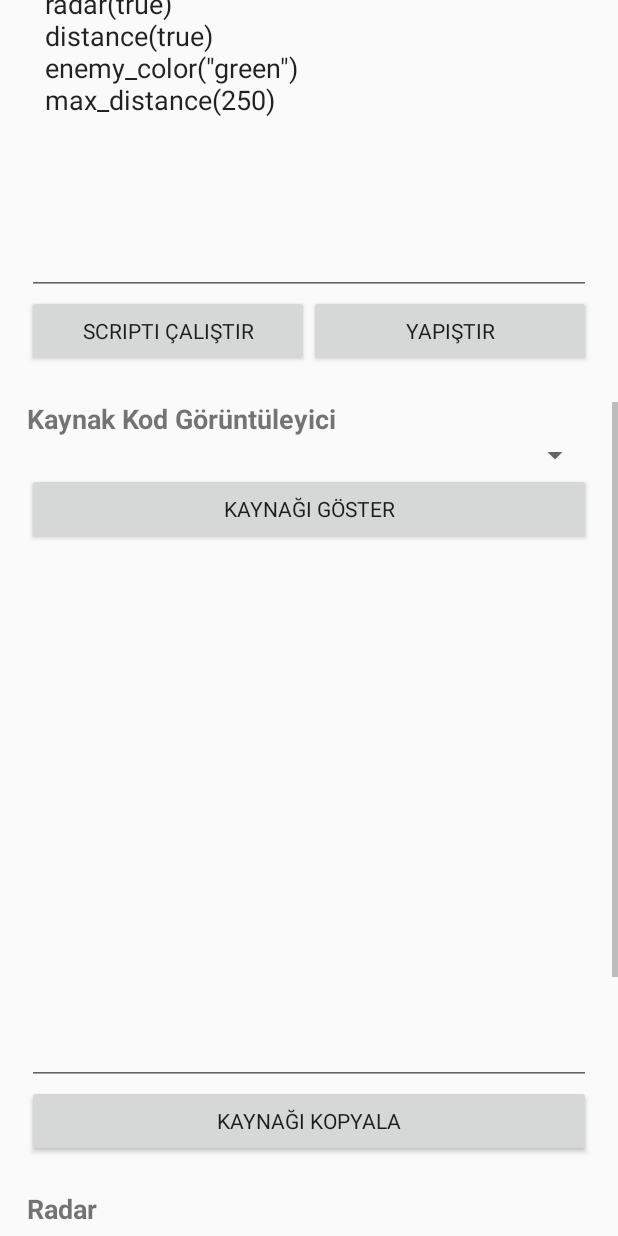
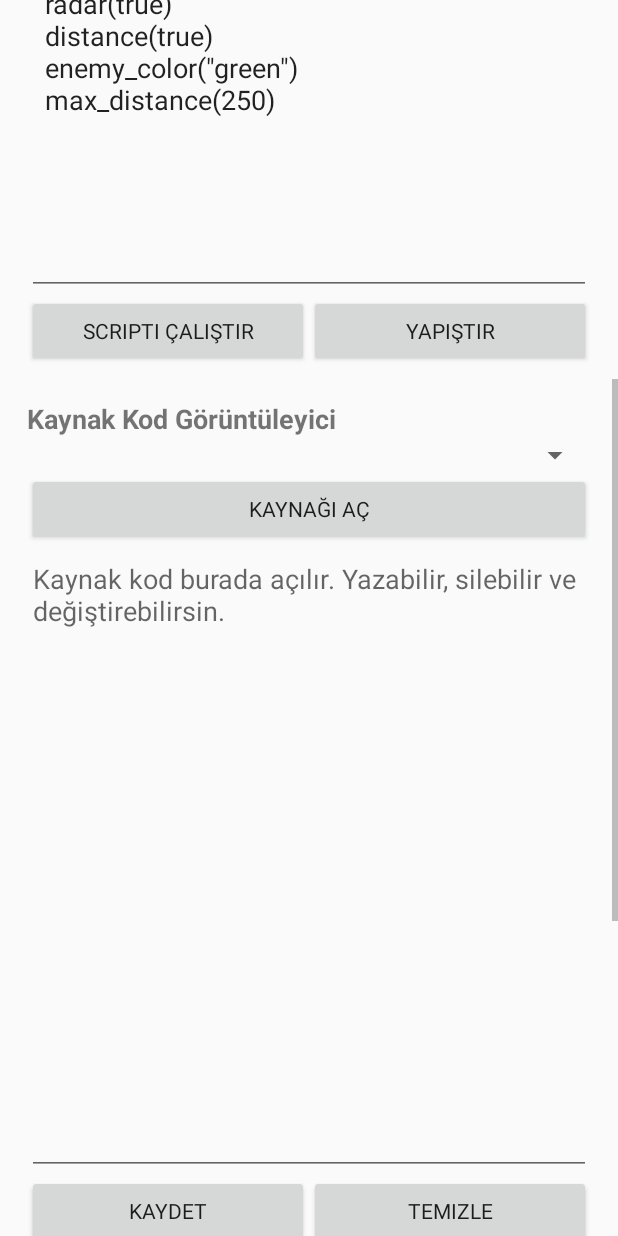
Before and after one commit to orhankeskiner5561-cell/SAOMI-ANDROID, an Android app: the screen it shows after launch (MainActivity), scrolled down 576 dp, on a phone screen of 412 x 824 dp. Run offline under Robolectric (Android 15) with nearby library versions, the light colour scheme and no system bars.

Commit message:
ESP Trainer v4 add editable source controls

```diff
--- a/ESPBridgeTrainer/app/src/main/res/layout/activity_main.xml
+++ b/ESPBridgeTrainer/app/src/main/res/layout/activity_main.xml
@@ -13,7 +13,7 @@
         <TextView
             android:layout_width="wrap_content"
             android:layout_height="wrap_content"
-            android:text="ESP Bridge Trainer v3"
+            android:text="ESP Bridge Trainer v4"
             android:textSize="25sp"
             android:textStyle="bold" />
 
@@ -126,22 +126,57 @@
             android:id="@+id/loadSourceButton"
             android:layout_width="match_parent"
             android:layout_height="wrap_content"
-            android:text="Kaynağı Göster" />
+            android:text="Kaynağı Aç" />
 
         <EditText
             android:id="@+id/sourceViewer"
             android:layout_width="match_parent"
-            android:layout_height="360dp"
+            android:layout_height="420dp"
             android:gravity="top|start"
             android:inputType="textMultiLine|textNoSuggestions"
             android:scrollbars="vertical"
-            android:textIsSelectable="true" />
+            android:textIsSelectable="true"
+            android:hint="Kaynak kod burada açılır. Yazabilir, silebilir ve değiştirebilirsin." />
 
-        <Button
-            android:id="@+id/copySourceButton"
+        <LinearLayout
             android:layout_width="match_parent"
             android:layout_height="wrap_content"
-            android:text="Kaynağı Kopyala" />
+            android:orientation="horizontal">
+
+            <Button
+                android:id="@+id/saveSourceButton"
+                android:layout_width="0dp"
+                android:layout_height="wrap_content"
+                android:layout_weight="1"
+                android:text="Kaydet" />
+
+            <Button
+                android:id="@+id/clearSourceButton"
+                android:layout_width="0dp"
+                android:layout_height="wrap_content"
+                android:layout_weight="1"
+                android:text="Temizle" />
+        </LinearLayout>
+
+        <LinearLayout
+            android:layout_width="match_parent"
+            android:layout_height="wrap_content"
+            android:orientation="horizontal">
+
+            <Button
+                android:id="@+id/resetSourceButton"
+                android:layout_width="0dp"
+                android:layout_height="wrap_content"
+                android:layout_weight="1"
+                android:text="Orijinale Dön" />
+
+            <Button
+                android:id="@+id/copySourceButton"
+                android:layout_width="0dp"
+                android:layout_height="wrap_content"
+                android:layout_weight="1"
+                android:text="Kopyala" />
+        </LinearLayout>
 
         <TextView
             android:layout_width="wrap_content"
```
